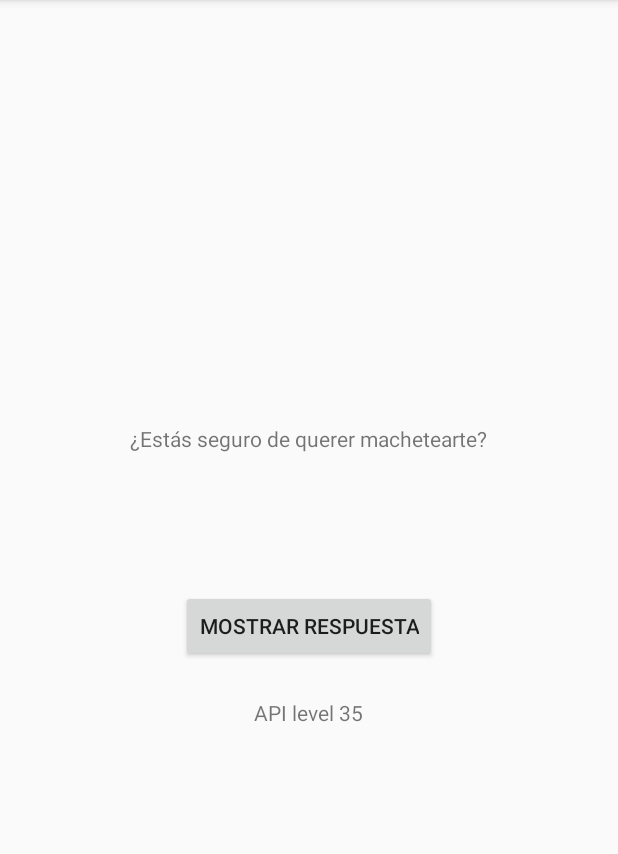
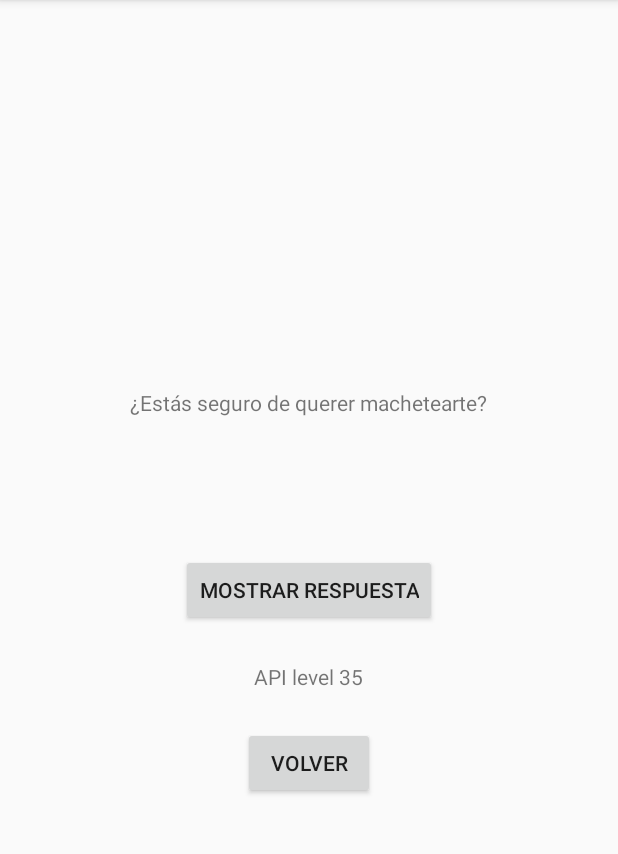
Before and after one commit to jonatanr00t/androidQuiz, an Android app: the CheatActivity screen opened directly, with no data from a screen before it, on a phone screen of 412 x 824 dp, the part 84-938 px from its top. Run offline under Robolectric (Android 15) with nearby library versions, the phone set to English and light mode, and no system bars.

Commit message:
Se agrega el botón volver

```diff
--- a/app/src/main/java/com/jonatan/geoquizj/CheatActivity.java
+++ b/app/src/main/java/com/jonatan/geoquizj/CheatActivity.java
@@ -26,6 +26,7 @@ public class CheatActivity extends AppCompatActivity {
 
     private TextView mAnswerTextView;
     private Button mShowAnswer;
+    private Button mVolverButton;
     private TextView mApiTextView;
 
 
@@ -93,6 +94,14 @@ public class CheatActivity extends AppCompatActivity {
                 }
             }
         });
+
+        mVolverButton = findViewById(R.id.volver_button);
+        mVolverButton.setOnClickListener(new View.OnClickListener() {
+            @Override
+            public void onClick(View view) {
+                CheatActivity.super.onBackPressed();
+            }
+        });
     }
 
     private void setAnswerShownResult(boolean isAnswerShown) {
--- a/app/src/main/res/layout/activity_cheat.xml
+++ b/app/src/main/res/layout/activity_cheat.xml
@@ -44,4 +44,10 @@
         android:padding="24dp"
         tools:text="API level 777"/>
 
+    <Button
+        android:id="@+id/volver_button"
+        android:layout_width="wrap_content"
+        android:layout_height="wrap_content"
+        android:text="@string/volver_button"/>
+
 </LinearLayout>
--- a/app/src/main/res/values/strings.xml
+++ b/app/src/main/res/values/strings.xml
@@ -4,6 +4,7 @@
     <string name="false_button">FALSO</string>
     <string name="next_button">SIGUIENTE</string>
     <string name="previous_button">ANTERIOR</string>
+    <string name="volver_button">VOLVER</string>
     <!--<string name="question_text">¿Los ríos Paraná y Uruguay se unen?</string>-->
     <string name="correct_toast">¡Correcto! :)</string>
     <string name="incorrect_toast">Incorrecto :(</string>
@@ -16,4 +17,5 @@
     <string name="show_answer_button">Mostrar respuesta</string>
     <string name="cheat_button">Machete!</string>
     <string name="judgment_toast">Machetearse esta muy mal.</string>
+    <string name="judgment_toastError">Ni haciendo trampa lo hiciste bien.</string>
 </resources>
```
